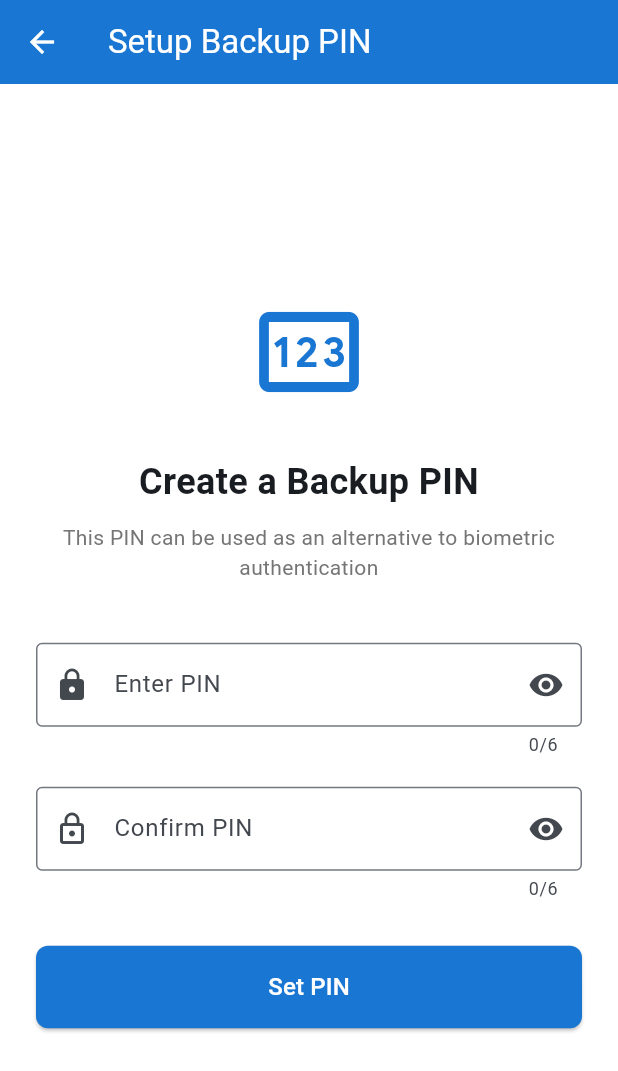
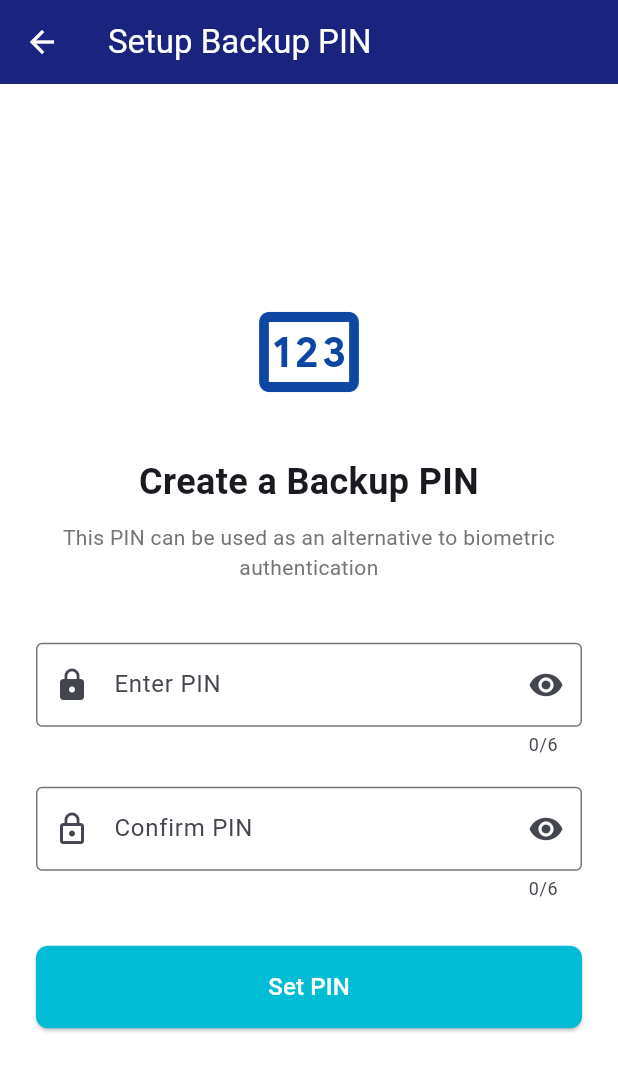
Before and after one commit to Fawaz-Alkhayer/Senior-project, a Flutter app: the screen it shows after launch, after a tap on the "fingerprint" icon, after a tap on "Setup Backup PIN", on a phone screen of 412 x 824 dp. Shown: the top 1071 px of the screen. Run offline on Flutter 3.47's test engine with Material 3 defaults, Android fonts, the light colour scheme and no system bars; our stand-ins replace flutter_secure_storage, image_picker, local_auth, shared_preferences, sqflite_sqlcipher; missing offline and left inert: flutter_quill; accounts and stored records are empty.

Commit message:
text editor, style

```diff
--- a/Codes/secure_notes_app/lib/main.dart
+++ b/Codes/secure_notes_app/lib/main.dart
@@ -4,54 +4,66 @@ import 'screens/notes_list_screen.dart';
 import 'widgets/lock_wrapper.dart';
 import 'services/app_lock_service.dart';
 import 'services/theme_service.dart';
+import 'package:flutter_quill/flutter_quill.dart' show FlutterQuillLocalizations;
+import 'package:flutter_localizations/flutter_localizations.dart';
 
-// Light Theme
+// Light Theme - Dark Blue + Cyan
 final ThemeData lightTheme = ThemeData(
   useMaterial3: true,
   brightness: Brightness.light,
-  primarySwatch: Colors.blue,
   colorScheme: ColorScheme.fromSeed(
-    seedColor: Colors.blue,
+    seedColor: const Color(0xFF0D47A1), // Dark Blue
+    primary: const Color(0xFF0D47A1),
+    secondary: const Color(0xFF00BCD4), // Cyan
     brightness: Brightness.light,
   ),
   scaffoldBackgroundColor: Colors.white,
-  appBarTheme: AppBarTheme(
-    backgroundColor: Colors.blue.shade700,
+  appBarTheme: const AppBarTheme(
+    backgroundColor: Color(0xFF1A237E), // Navy Blue
     foregroundColor: Colors.white,
     elevation: 0,
   ),
-  floatingActionButtonTheme: FloatingActionButtonThemeData(
-    backgroundColor: Colors.blue.shade700,
+  floatingActionButtonTheme: const FloatingActionButtonThemeData(
+    backgroundColor: Color(0xFF00BCD4), // Cyan
     foregroundColor: Colors.white,
+  ),
+  progressIndicatorTheme: const ProgressIndicatorThemeData(
+    color: Color(0xFF00BCD4), // Cyan
   ),
 );
 
-// Dark Theme
+// Dark Theme - Dark Blue + Cyan
 final ThemeData darkTheme = ThemeData(
   useMaterial3: true,
   brightness: Brightness.dark,
-  primarySwatch: Colors.blue,
   colorScheme: ColorScheme.fromSeed(
-    seedColor: Colors.blue,
+    seedColor: const Color(0xFF0D47A1), // Dark Blue
+    primary: const Color(0xFF1976D2),
+    secondary: const Color(0xFF00E5FF), // Bright Cyan
     brightness: Brightness.dark,
   ),
   scaffoldBackgroundColor: const Color(0xFF121212),
   appBarTheme: const AppBarTheme(
-    backgroundColor: Color(0xFF1F1F1F),
+    backgroundColor: Color(0xFF1A237E), // Navy Blue
     foregroundColor: Colors.white,
     elevation: 0,
   ),
   floatingActionButtonTheme: const FloatingActionButtonThemeData(
-    backgroundColor: Colors.blue,
+    backgroundColor: Color(0xFF00BCD4), // Cyan
     foregroundColor: Colors.white,
   ),
+  progressIndicatorTheme: const ProgressIndicatorThemeData(
+    color: Color(0xFF00E5FF), // Bright Cyan
+  ),
 );
+
+
+
+
 void main() {
   AppLockService.instance.setNavigatorKey(AppNavigator.navigatorKey);
   runApp(const SecureNotesApp());
 }
-
-
 
 @override
 class SecureNotesApp extends StatelessWidget {
@@ -63,12 +75,21 @@ const SecureNotesApp({super.key});
       listenable: ThemeService.instance,
       builder: (context, child) {
         return MaterialApp(
-          title: 'Secure Notes',
+          title: 'SafeNotes',
           debugShowCheckedModeBanner: false,
           theme: lightTheme,
           darkTheme: darkTheme,
           themeMode: ThemeService.instance.themeMode,
           navigatorKey: AppNavigator.navigatorKey,
+          localizationsDelegates: const [
+            FlutterQuillLocalizations.delegate,
+            GlobalMaterialLocalizations.delegate,
+            GlobalWidgetsLocalizations.delegate,
+            GlobalCupertinoLocalizations.delegate,
+          ],
+          supportedLocales: const [
+            Locale('en', ''),
+          ],
           home: LockWrapper(
             child: ListenableBuilder(
               listenable: AppLockService.instance,
--- a/Codes/secure_notes_app/lib/screens/login_screen.dart
+++ b/Codes/secure_notes_app/lib/screens/login_screen.dart
@@ -92,7 +92,7 @@ class _LoginScreenState extends State<LoginScreen> {
 
         backgroundColor: Theme.of(context).brightness == Brightness.dark
           ? const Color(0xFF121212)
-          : Colors.blue.shade50,
+          : const Color(0xFFE3F2FD),
 
         body: Center(
           child: SingleChildScrollView(
@@ -103,15 +103,15 @@ class _LoginScreenState extends State<LoginScreen> {
                 Icon(
                     Icons.lock_outline,
                     size: 100,
-                  color: Colors.blue.shade700,
+                    color: const Color(0xFF1A237E), // Navy blue
                   ),
                   const SizedBox(height: 30),
-                Text(
-                  'Secure Notes',
+                  const Text(
+                    'SafeNotes',
                     style: TextStyle(
                       fontSize: 32,
                       fontWeight: FontWeight.bold,
-                    color: Colors.blue.shade900,
+                      color: Color(0xFF1A237E), // Navy blue
                     ),
                   ),
                 const SizedBox(height: 50),
@@ -119,8 +119,8 @@ class _LoginScreenState extends State<LoginScreen> {
                   onTap: _isAuthenticating ? null : _authenticate,
                   child: Container(
                     padding: const EdgeInsets.all(20),
-                    decoration: BoxDecoration(
-                      color: Colors.blue.shade700,
+                    decoration: const BoxDecoration(
+                      color: Color(0xFF00BCD4), // Cyan
                       shape: BoxShape.circle,
                     ),
                     child: const Icon(
@@ -134,9 +134,9 @@ class _LoginScreenState extends State<LoginScreen> {
                 Text(
                   _message,
                   textAlign: TextAlign.center,
-                  style: TextStyle(
+                  style: const TextStyle(
                     fontSize: 16,
-                    color: Colors.blue.shade900,
+                    color: Color(0xFF1A237E), // Navy blue
                   ),
                 ),
                 const SizedBox(height: 40),
@@ -168,8 +168,8 @@ class _LoginScreenState extends State<LoginScreen> {
                     icon: const Icon(Icons.pin),
                     label: const Text('Use PIN Instead'),
                     style: OutlinedButton.styleFrom(
-                      foregroundColor: Colors.blue.shade700,
-                      side: BorderSide(color: Colors.blue.shade700),
+                      foregroundColor: const Color(0xFF0D47A1), // Dark blue
+                      side: const BorderSide(color: Color(0xFF0D47A1)),
                       padding: const EdgeInsets.symmetric(
                         horizontal: 32,
                         vertical: 12,
--- a/Codes/secure_notes_app/lib/screens/pin_setup_screen.dart
+++ b/Codes/secure_notes_app/lib/screens/pin_setup_screen.dart
@@ -73,7 +73,7 @@ class _PinSetupScreenState extends State<PinSetupScreen> {
       child: Scaffold(
         appBar: AppBar(
           title: const Text('Setup Backup PIN'),
-          backgroundColor: Colors.blue.shade700,
+          backgroundColor: const Color(0xFF1A237E),
           foregroundColor: Colors.white,
         ),
         body: Padding(
@@ -85,7 +85,7 @@ class _PinSetupScreenState extends State<PinSetupScreen> {
               Icon(
                 Icons.pin_outlined,
                 size: 80,
-                color: Colors.blue.shade700,
+                color: Color(0xFF0D47A1),
               ),
               const SizedBox(height: 30),
               const Text(
@@ -151,7 +151,7 @@ class _PinSetupScreenState extends State<PinSetupScreen> {
               ElevatedButton(
                 onPressed: _setupPin,
                 style: ElevatedButton.styleFrom(
-                  backgroundColor: Colors.blue.shade700,
+                  backgroundColor: const Color(0xFF00BCD4),
                   foregroundColor: Colors.white,
                   padding: const EdgeInsets.symmetric(vertical: 16),
                   shape: RoundedRectangleBorder(
--- a/Codes/secure_notes_app/lib/services/app_lock_service.dart
+++ b/Codes/secure_notes_app/lib/services/app_lock_service.dart
@@ -8,7 +8,7 @@ class AppLockService extends ChangeNotifier {
 
   bool _isLocked = true;
   Timer? _lockTimer;
-  Duration _lockDuration = const Duration(seconds: 30);
+  Duration _lockDuration = const Duration(seconds: 120);
   GlobalKey<NavigatorState>? _navigatorKey;
 
   bool get isLocked => _isLocked;
--- a/Codes/secure_notes_app/lib/services/database_service.dart
+++ b/Codes/secure_notes_app/lib/services/database_service.dart
@@ -36,6 +36,7 @@ class DatabaseService {
   Future<void> _createDB(Database db, int version) async {
     const idType = 'INTEGER PRIMARY KEY AUTOINCREMENT';
     const textType = 'TEXT NOT NULL';
+    const textTypeNull = 'TEXT';
     const intType = 'INTEGER NOT NULL DEFAULT 0';
 
     await db.execute('''
@@ -45,7 +46,8 @@ class DatabaseService {
         content $textType,
         createdAt $textType,
         updatedAt $textType,
-      isFavorite $intType
+        isFavorite $intType,
+        imagePath $textTypeNull
       )
     ''');
  }
--- a/Codes/secure_notes_app/pubspec.yaml
+++ b/Codes/secure_notes_app/pubspec.yaml
@@ -38,6 +38,12 @@ dependencies:
   shared_preferences: ^2.2.2
   path: ^1.8.3
   sqflite_sqlcipher: ^3.1.0
+  flutter_quill: ^11.5.0
+  image_picker: ^1.0.7
+  path_provider: ^2.1.2
+
+  flutter_localizations:
+    sdk: flutter
 
   # The following adds the Cupertino Icons font to your application.
   # Use with the CupertinoIcons class for iOS style icons.
```
Also changed, not shown: Codes/secure_notes_app/lib/models/note_model.dart (+10 -7 lines), Codes/secure_notes_app/lib/screens/notes_list_screen.dart (+99 -37 lines), Codes/secure_notes_app/lib/screens/rich_note_editor_screen.dart (added, +257 -0 lines), Codes/secure_notes_app/lib/screens/settings_screen.dart (+12 -1 lines), Codes/secure_notes_app/pubspec.lock, 6 other files. Lines whose indentation alone changed are shown as unchanged.
